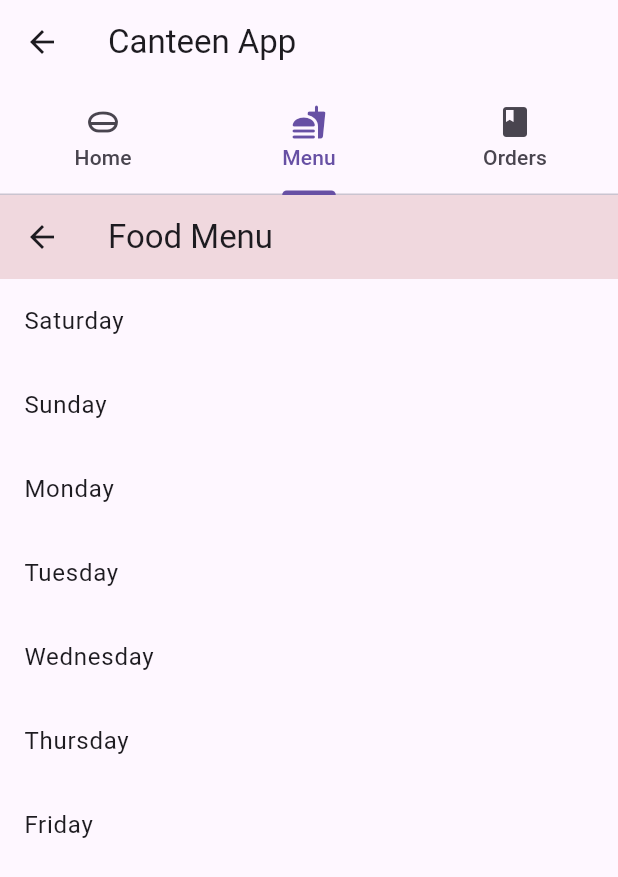
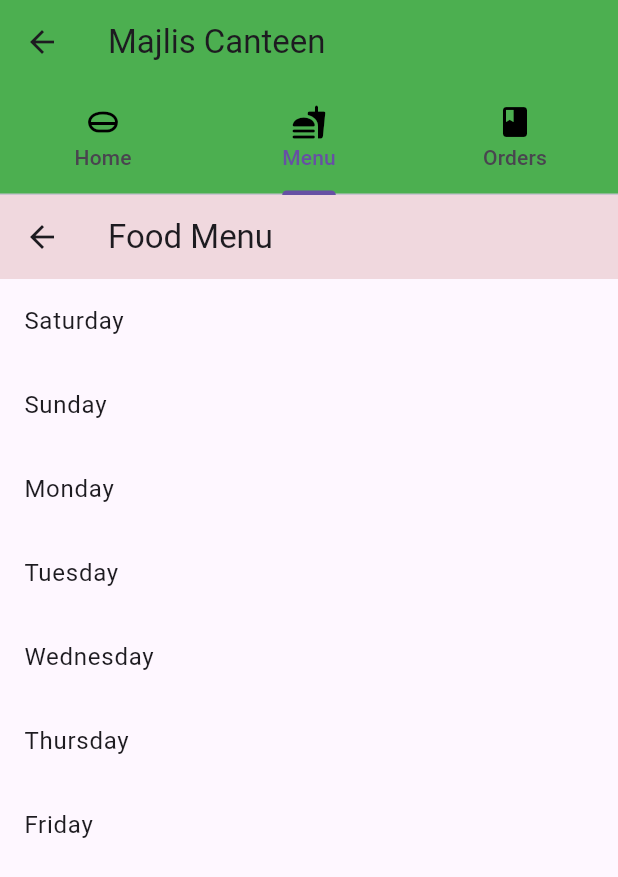
Before and after one commit to jezzyll/MajlisGramm-COPY, a Flutter app: the CanteenMainScreen screen opened directly, tab 2 chosen, on a phone screen of 412 x 824 dp. Shown: the top 877 px of the screen. Run offline on Flutter 3.47's test engine with Material 3 defaults, Android fonts, the phone set to English and light mode, and no system bars; our stand-ins replace carousel_slider, cloud_firestore, firebase_auth, firebase_core, firebase_storage, image_picker and 1 more; accounts and stored records are empty; network calls fail.

Commit message:
canteenUI

```diff
--- a/lib/Canteen/canteen_main_screen.dart
+++ b/lib/Canteen/canteen_main_screen.dart
@@ -12,12 +12,22 @@ class CanteenMainScreen extends StatelessWidget {
       length: 3,
       child: Scaffold(
         appBar: AppBar(
-          title: Text('Canteen App'),
+          title: Text('Majlis Canteen '),
+          backgroundColor: Colors.green,
           bottom: TabBar(
             tabs: [
-              Tab(icon: Icon(Icons.home_mini_rounded), text: 'Home'),
-              Tab(icon: Icon(Icons.fastfood_rounded), text: 'Menu'),
-              Tab(icon: Icon(Icons.book_rounded), text: 'Orders'),
+              Tab(
+                icon: Icon(Icons.home_mini_rounded, color: Colors.black), // Set icon color to black
+                text: 'Home',
+              ),
+              Tab(
+                icon: Icon(Icons.fastfood_rounded, color: Colors.black), // Set icon color to black
+                text: 'Menu',
+              ),
+              Tab(
+                icon: Icon(Icons.book_rounded, color: Colors.black), // Set icon color to black
+                text: 'Orders',
+              ),
             ],
           ),
         ),
```
